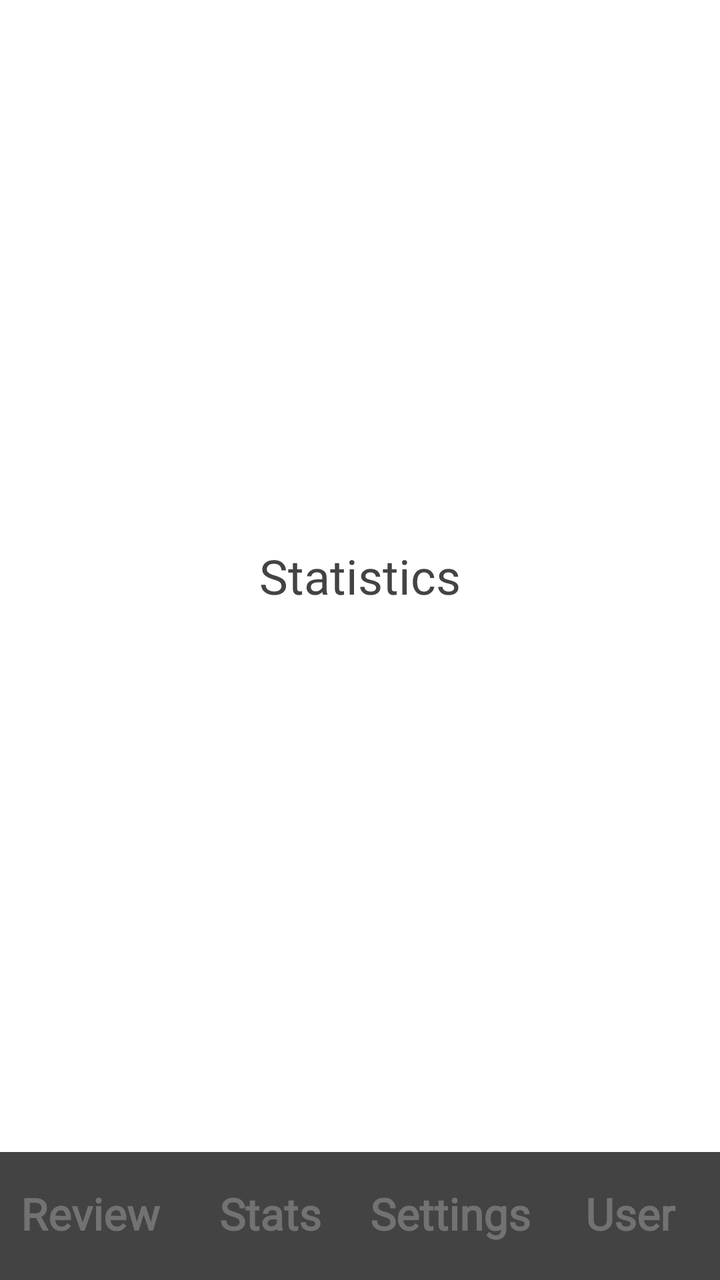
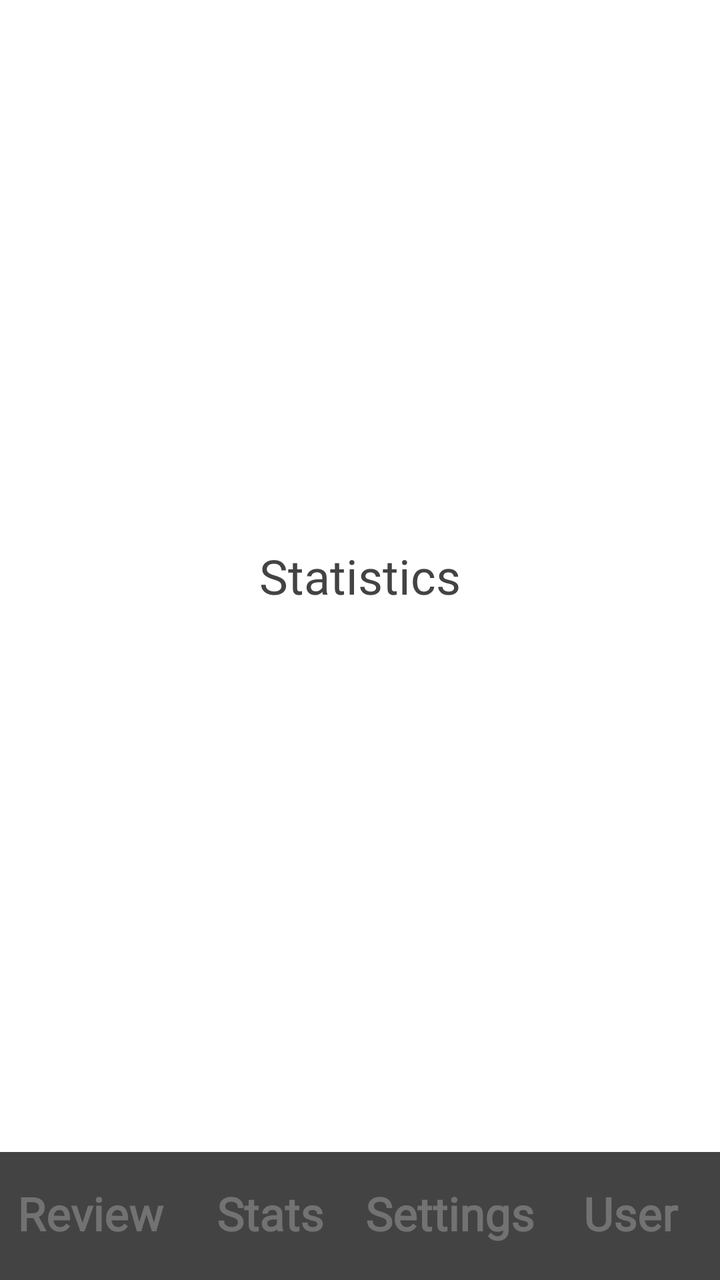

An Android layout rendered at two revisions. The XML below is the earlier revision; the diff shows what the commit changed to produce the second picture.
<!-- AndroidManifest.xml: activity theme Theme.QuEZ -->
<!-- res/layout/activity_main.xml -->
<?xml version="1.0" encoding="utf-8"?>
<LinearLayout xmlns:android="http://schemas.android.com/apk/res/android"
    android:layout_width="match_parent"
    android:layout_height="match_parent"
    android:orientation="vertical"
    android:background="@color/quez_screen_background">

    
    <FrameLayout
        android:id="@+id/mainContent"
        android:layout_width="match_parent"
        android:layout_height="0dp"
        android:layout_weight="1">

        <TextView
            android:id="@+id/contentPlaceholder"
            android:layout_width="wrap_content"
            android:layout_height="wrap_content"
            android:layout_gravity="center"
            android:fontFamily="@font/megapixel"
            android:text="Statistics"
            android:textColor="#434343"
            android:textSize="24sp" />

    </FrameLayout>

    
    <LinearLayout
        android:id="@+id/bottomNavigation"
        android:layout_width="match_parent"
        android:layout_height="64dp"
        android:orientation="horizontal"
        android:background="@color/nav_bar_background">

        
        <TextView
            android:id="@+id/navReview"
            android:layout_width="0dp"
            android:layout_height="match_parent"
            android:layout_weight="1"
            android:clickable="true"
            android:focusable="true"
            android:fontFamily="@font/megapixel"
            android:gravity="center"
            android:includeFontPadding="false"
            android:text="Review"
            android:textSize="22sp"
            android:textStyle="bold"
            android:background="@drawable/nav_item_background"
            android:textColor="@color/nav_item_text_color" />

        
        <TextView
            android:id="@+id/navStats"
            android:layout_width="0dp"
            android:layout_height="match_parent"
            android:layout_weight="1"
            android:clickable="true"
            android:focusable="true"
            android:fontFamily="@font/megapixel"
            android:gravity="center"
            android:includeFontPadding="false"
            android:text="Stats"
            android:textSize="22sp"
            android:textStyle="bold"
            android:background="@drawable/nav_item_background"
            android:textColor="@color/nav_item_text_color" />

        
        <TextView
            android:id="@+id/navSettings"
            android:layout_width="0dp"
            android:layout_height="match_parent"
            android:layout_weight="1"
            android:clickable="true"
            android:focusable="true"
            android:fontFamily="@font/megapixel"
            android:gravity="center"
            android:includeFontPadding="false"
            android:text="Settings"
            android:textSize="22sp"
            android:textStyle="bold"
            android:background="@drawable/nav_item_background"
            android:textColor="@color/nav_item_text_color" />

        
        <TextView
            android:id="@+id/navUser"
            android:layout_width="0dp"
            android:layout_height="match_parent"
            android:layout_weight="1"
            android:clickable="true"
            android:focusable="true"
            android:fontFamily="@font/megapixel"
            android:gravity="center"
            android:includeFontPadding="false"
            android:text="User"
            android:textSize="22sp"
            android:textStyle="bold"
            android:background="@drawable/nav_item_background"
            android:textColor="@color/nav_item_text_color" />

    </LinearLayout>

</LinearLayout>
<!-- resources referenced by this layout -->
<resources>
  <color name="nav_bar_background">#FFFFFF</color>
  <color name="quez_screen_background">#FFFFFF</color>
  <!-- drawable nav_item_background (drawable) -->
  <?xml version="1.0" encoding="utf-8"?>
  <selector xmlns:android="http://schemas.android.com/apk/res/android">
  
      
      <item android:state_selected="true">
          <shape android:shape="rectangle">
              <solid android:color="#FFFFFF" />
          </shape>
      </item>
  
      
      <item>
          <shape android:shape="rectangle">
              <solid android:color="#434343" />
          </shape>
      </item>
  
  </selector>
  <style name="Theme.QuEZ" parent="android:Theme.Material.Light.NoActionBar" />
</resources>

<!-- the commit's change to res/layout/activity_main.xml (unified diff, before → after) -->
@@ -3,7 +3,7 @@
     android:layout_width="match_parent"
     android:layout_height="match_parent"
     android:orientation="vertical"
-    android:background="@color/quez_screen_background">
+    android:background="@android:color/white">
 
     
     <FrameLayout
@@ -44,7 +44,7 @@
             android:gravity="center"
             android:includeFontPadding="false"
             android:text="Review"
-            android:textSize="22sp"
+            android:textSize="23sp"
             android:textStyle="bold"
             android:background="@drawable/nav_item_background"
             android:textColor="@color/nav_item_text_color" />
@@ -61,7 +61,7 @@
             android:gravity="center"
             android:includeFontPadding="false"
             android:text="Stats"
-            android:textSize="22sp"
+            android:textSize="23sp"
             android:textStyle="bold"
             android:background="@drawable/nav_item_background"
             android:textColor="@color/nav_item_text_color" />
@@ -78,7 +78,7 @@
             android:gravity="center"
             android:includeFontPadding="false"
             android:text="Settings"
-            android:textSize="22sp"
+            android:textSize="23sp"
             android:textStyle="bold"
             android:background="@drawable/nav_item_background"
             android:textColor="@color/nav_item_text_color" />
@@ -95,7 +95,7 @@
             android:gravity="center"
             android:includeFontPadding="false"
             android:text="User"
-            android:textSize="22sp"
+            android:textSize="23sp"
             android:textStyle="bold"
             android:background="@drawable/nav_item_background"
             android:textColor="@color/nav_item_text_color" />
<!-- resource entries referenced after the edit -->
@@ -1,7 +1,6 @@
 <!-- resources referenced by this layout -->
 <resources>
   <color name="nav_bar_background">#FFFFFF</color>
-  <color name="quez_screen_background">#FFFFFF</color>
   <!-- drawable nav_item_background (drawable) -->
   <?xml version="1.0" encoding="utf-8"?>
   <selector xmlns:android="http://schemas.android.com/apk/res/android">
@@ -21,6 +20,10 @@
       </item>
   
   </selector>
-  <style name="Theme.QuEZ" parent="android:Theme.Material.Light.NoActionBar" />
+  <style name="Theme.QuEZ" parent="android:Theme.Material.Light.NoActionBar">
+          <item name="android:windowBackground">@android:color/white</item>
+          <item name="android:statusBarColor">@android:color/white</item>
+          <item name="android:navigationBarColor">@android:color/white</item>
+      </style>
 </resources>
 
